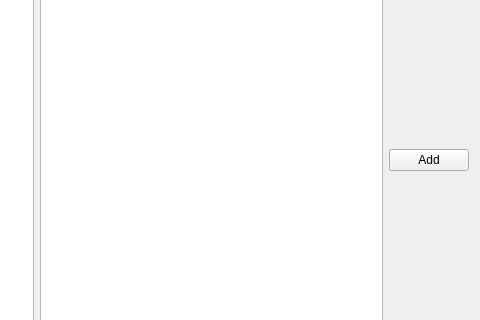
First picture: the form in QT_Test/demo.ui, repository frozen4sh/maya_tools, before the edit; both pictures show x 320 to 800 and y 98 to 418 of the 800 by 600 pixel window.
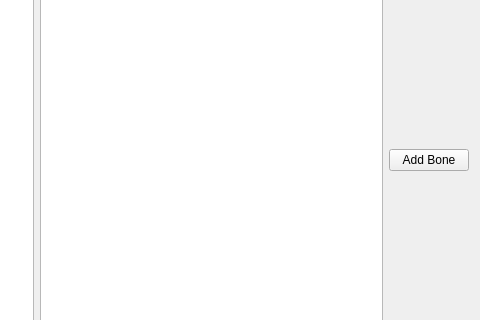
Second picture: the form after the edit.

What changed in the file:
```diff
--- a/QT_Test/demo.ui
+++ b/QT_Test/demo.ui
@@ -91,7 +91,7 @@
        <item>
         <widget class="QPushButton" name="btn_add">
          <property name="text">
-          <string>Add</string>
+          <string>Add Bone</string>
          </property>
         </widget>
        </item>
```
Left out of the diff: 20 changed lines with no effect on the pictures.
